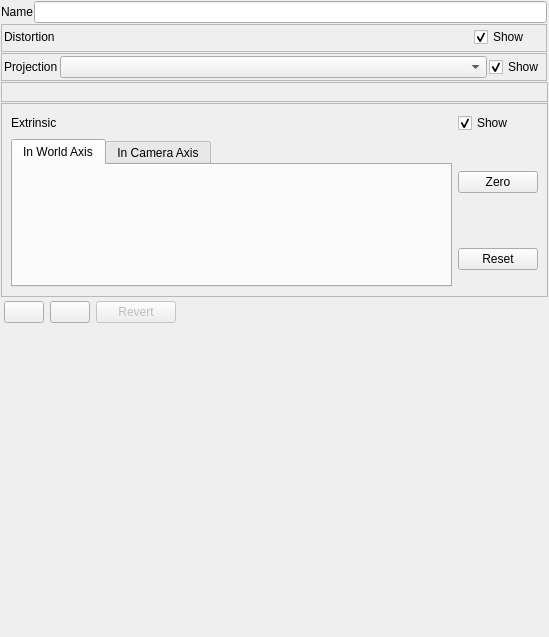
Qt form utils/distortioncorrector/cameraModelParametersControlWidget.ui (NickPenkrat/corecvs) before a commit.
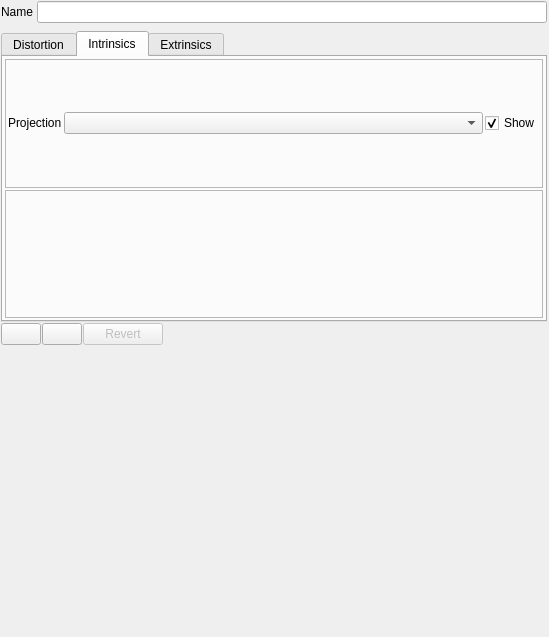
The same form after that commit. Icons and pictures are not drawn. Custom widgets are drawn as their Qt base class.

Patch:
```diff
--- a/utils/distortioncorrector/cameraModelParametersControlWidget.ui
+++ b/utils/distortioncorrector/cameraModelParametersControlWidget.ui
@@ -36,29 +36,270 @@
      </property>
     </widget>
    </item>
-   <item row="5" column="0" colspan="3">
-    <widget class="QFrame" name="projectionFrame">
-     <property name="sizePolicy">
-      <sizepolicy hsizetype="Preferred" vsizetype="Preferred">
-       <horstretch>0</horstretch>
-       <verstretch>0</verstretch>
-      </sizepolicy>
+   <item row="12" column="0" colspan="5">
+    <widget class="QTabWidget" name="tabWidget_2">
+     <property name="currentIndex">
+      <number>1</number>
      </property>
-     <property name="minimumSize">
-      <size>
-       <width>10</width>
-       <height>20</height>
-      </size>
-     </property>
-     <property name="frameShape">
-      <enum>QFrame::StyledPanel</enum>
-     </property>
-     <property name="frameShadow">
-      <enum>QFrame::Raised</enum>
-     </property>
+     <widget class="QWidget" name="tab_3">
+      <attribute name="title">
+       <string>Distortion</string>
+      </attribute>
+      <layout class="QGridLayout" name="gridLayout_4">
+       <item row="0" column="0">
+        <widget class="LensDistortionModelParametersControlWidget" name="lensDistortionWidget" native="true">
+         <property name="sizePolicy">
+          <sizepolicy hsizetype="Preferred" vsizetype="Minimum">
+           <horstretch>0</horstretch>
+           <verstretch>0</verstretch>
+          </sizepolicy>
+         </property>
+         <property name="minimumSize">
+          <size>
+           <width>0</width>
+           <height>0</height>
+          </size>
+         </property>
+        </widget>
+       </item>
+      </layout>
+     </widget>
+     <widget class="QWidget" name="tab_5">
+      <attribute name="title">
+       <string>Intrinsics</string>
+      </attribute>
+      <layout class="QVBoxLayout" name="verticalLayout">
+       <property name="spacing">
+        <number>2</number>
+       </property>
+       <property name="leftMargin">
+        <number>2</number>
+       </property>
+       <property name="topMargin">
+        <number>2</number>
+       </property>
+       <property name="rightMargin">
+        <number>2</number>
+       </property>
+       <property name="bottomMargin">
+        <number>2</number>
+       </property>
+       <item>
+        <widget class="QFrame" name="projectionTypeFrame">
+         <property name="sizePolicy">
+          <sizepolicy hsizetype="Preferred" vsizetype="Preferred">
+           <horstretch>0</horstretch>
+           <verstretch>0</verstretch>
+          </sizepolicy>
+         </property>
+         <property name="minimumSize">
+          <size>
+           <width>10</width>
+           <height>10</height>
+          </size>
+         </property>
+         <property name="frameShape">
+          <enum>QFrame::StyledPanel</enum>
+         </property>
+         <property name="frameShadow">
+          <enum>QFrame::Raised</enum>
+         </property>
+         <layout class="QGridLayout" name="gridLayout_6">
+          <property name="leftMargin">
+           <number>2</number>
+          </property>
+          <property name="topMargin">
+           <number>2</number>
+          </property>
+          <property name="rightMargin">
+           <number>2</number>
+          </property>
+          <property name="bottomMargin">
+           <number>2</number>
+          </property>
+          <property name="spacing">
+           <number>2</number>
+          </property>
+          <item row="0" column="0">
+           <widget class="QLabel" name="label_11">
+            <property name="sizePolicy">
+             <sizepolicy hsizetype="Fixed" vsizetype="Fixed">
+              <horstretch>0</horstretch>
+              <verstretch>0</verstretch>
+             </sizepolicy>
+            </property>
+            <property name="text">
+             <string>Projection</string>
+            </property>
+           </widget>
+          </item>
+          <item row="0" column="1">
+           <widget class="QComboBox" name="projectionTypeComboBox"/>
+          </item>
+          <item row="0" column="2">
+           <widget class="QCheckBox" name="showProjection">
+            <property name="sizePolicy">
+             <sizepolicy hsizetype="Maximum" vsizetype="Fixed">
+              <horstretch>0</horstretch>
+              <verstretch>0</verstretch>
+             </sizepolicy>
+            </property>
+            <property name="text">
+             <string>Show</string>
+            </property>
+            <property name="checked">
+             <bool>true</bool>
+            </property>
+           </widget>
+          </item>
+         </layout>
+        </widget>
+       </item>
+       <item>
+        <widget class="QFrame" name="projectionFrame">
+         <property name="sizePolicy">
+          <sizepolicy hsizetype="Preferred" vsizetype="Preferred">
+           <horstretch>0</horstretch>
+           <verstretch>0</verstretch>
+          </sizepolicy>
+         </property>
+         <property name="minimumSize">
+          <size>
+           <width>10</width>
+           <height>20</height>
+          </size>
+         </property>
+         <property name="frameShape">
+          <enum>QFrame::StyledPanel</enum>
+         </property>
+         <property name="frameShadow">
+          <enum>QFrame::Raised</enum>
+         </property>
+        </widget>
+       </item>
+      </layout>
+     </widget>
+     <widget class="QWidget" name="tab_4">
+      <attribute name="title">
+       <string>Extrinsics</string>
+      </attribute>
+      <layout class="QGridLayout" name="gridLayout_7">
+       <item row="0" column="0" rowspan="2">
+        <widget class="QTabWidget" name="tabWidget">
+         <property name="enabled">
+          <bool>true</bool>
+         </property>
+         <property name="sizePolicy">
+          <sizepolicy hsizetype="MinimumExpanding" vsizetype="MinimumExpanding">
+           <horstretch>0</horstretch>
+           <verstretch>0</verstretch>
+          </sizepolicy>
+         </property>
+         <property name="toolTip">
+          <string>&lt;html&gt;&lt;head/&gt;&lt;body&gt;&lt;p&gt;World Coordinate&lt;/p&gt;&lt;p&gt;&lt;br/&gt;&lt;/p&gt;&lt;/body&gt;&lt;/html&gt;</string>
+         </property>
+         <property name="currentIndex">
+          <number>0</number>
+         </property>
+         <widget class="QWidget" name="tab">
+          <attribute name="title">
+           <string>In World Axis</string>
+          </attribute>
+          <layout class="QGridLayout" name="gridLayout_2">
+           <item row="0" column="0">
+            <widget class="Affine3dControlWidget" name="extrinsicWorldWidget" native="true">
+             <property name="sizePolicy">
+              <sizepolicy hsizetype="Preferred" vsizetype="Fixed">
+               <horstretch>0</horstretch>
+               <verstretch>0</verstretch>
+              </sizepolicy>
+             </property>
+             <property name="minimumSize">
+              <size>
+               <width>0</width>
+               <height>100</height>
+              </size>
+             </property>
+            </widget>
+           </item>
+          </layout>
+         </widget>
+         <widget class="QWidget" name="tab_2">
+          <attribute name="title">
+           <string>In Camera Axis</string>
+          </attribute>
+          <layout class="QGridLayout" name="gridLayout_3">
+           <item row="0" column="0">
+            <widget class="Affine3dControlWidget" name="extrinsicCamWidget" native="true">
+             <property name="sizePolicy">
+              <sizepolicy hsizetype="Preferred" vsizetype="Fixed">
+               <horstretch>0</horstretch>
+               <verstretch>0</verstretch>
+              </sizepolicy>
+             </property>
+             <property name="minimumSize">
+              <size>
+               <width>0</width>
+               <height>100</height>
+              </size>
+             </property>
+            </widget>
+           </item>
+          </layout>
+         </widget>
+        </widget>
+       </item>
+       <item row="0" column="1">
+        <widget class="QPushButton" name="zeroExtrinsicsPushButton">
+         <property name="sizePolicy">
+          <sizepolicy hsizetype="Fixed" vsizetype="Fixed">
+           <horstretch>0</horstretch>
+           <verstretch>0</verstretch>
+          </sizepolicy>
+         </property>
+         <property name="toolTip">
+          <string>Sets all extrinsic parameteres to 0</string>
+         </property>
+         <property name="text">
+          <string>Zero</string>
+         </property>
+         <property name="icon">
+          <iconset resource="../../resources/main.qrc">
+           <normaloff>:/new/prefix1/bullet_blue.png</normaloff>:/new/prefix1/bullet_blue.png</iconset>
+         </property>
+         <property name="iconSize">
+          <size>
+           <width>24</width>
+           <height>24</height>
+          </size>
+         </property>
+        </widget>
+       </item>
+       <item row="1" column="1">
+        <widget class="QPushButton" name="resetExtrinsicsPushButton">
+         <property name="toolTip">
+          <string>Sets angles to default camera rotation</string>
+         </property>
+         <property name="text">
+          <string>Reset</string>
+         </property>
+         <property name="icon">
+          <iconset resource="../../resources/main.qrc">
+           <normaloff>:/new/prefix1/bullet_orange.png</normaloff>:/new/prefix1/bullet_orange.png</iconset>
+         </property>
+         <property name="iconSize">
+          <size>
+           <width>24</width>
+           <height>24</height>
+          </size>
+         </property>
+        </widget>
+       </item>
+      </layout>
+     </widget>
     </widget>
    </item>
-   <item row="14" column="0" colspan="3">
+   <item row="10" column="0" colspan="6">
     <widget class="QFrame" name="buttonFrame">
      <layout class="QHBoxLayout" name="horizontalLayout">
       <property name="leftMargin">
@@ -73,80 +314,13 @@
       <property name="bottomMargin">
        <number>3</number>
       </property>
-      <item>
-       <widget class="QPushButton" name="loadPushButton">
-        <property name="text">
-         <string/>
-        </property>
-        <property name="icon">
-         <iconset resource="../../resources/main.qrc">
-          <normaloff>:/new/prefix1/remove.png</normaloff>:/new/prefix1/remove.png</iconset>
-        </property>
-        <property name="iconSize">
-         <size>
-          <width>24</width>
-          <height>24</height>
-         </size>
-        </property>
-       </widget>
-      </item>
-      <item>
-       <widget class="QPushButton" name="savePushButton">
-        <property name="text">
-         <string/>
-        </property>
-        <property name="icon">
-         <iconset resource="../../resources/main.qrc">
-          <normaloff>:/new/prefix1/install.png</normaloff>:/new/prefix1/install.png</iconset>
-        </property>
-        <property name="iconSize">
-         <size>
-          <width>24</width>
-          <height>24</height>
-         </size>
-        </property>
-       </widget>
-      </item>
-      <item>
-       <widget class="QPushButton" name="revertButton">
-        <property name="enabled">
-         <bool>false</bool>
-        </property>
-        <property name="text">
-         <string>Revert</string>
-        </property>
-        <property name="icon">
-         <iconset resource="../../resources/main.qrc">
-          <normaloff>:/new/prefix1/refresh.png</normaloff>:/new/prefix1/refresh.png</iconset>
-        </property>
-        <property name="iconSize">
-         <size>
-          <width>24</width>
-          <height>24</height>
-         </size>
-        </property>
-       </widget>
-      </item>
-      <item>
-       <spacer name="horizontalSpacer">
-        <property name="orientation">
-         <enum>Qt::Horizontal</enum>
-        </property>
-        <property name="sizeHint" stdset="0">
-         <size>
-          <width>40</width>
-          <height>20</height>
-         </size>
-        </property>
-       </spacer>
-      </item>
      </layout>
     </widget>
    </item>
-   <item row="0" column="1">
+   <item row="0" column="4">
     <widget class="QLineEdit" name="cameraNameEdit"/>
    </item>
-   <item row="15" column="0" colspan="2">
+   <item row="15" column="0" colspan="5">
     <spacer name="verticalSpacer">
      <property name="orientation">
       <enum>Qt::Vertical</enum>
@@ -159,312 +333,76 @@
      </property>
     </spacer>
    </item>
-   <item row="13" column="0" colspan="3">
-    <widget class="QFrame" name="extrinsicsFrame">
-     <property name="sizePolicy">
-      <sizepolicy hsizetype="Preferred" vsizetype="Preferred">
-       <horstretch>0</horstretch>
-       <verstretch>0</verstretch>
-      </sizepolicy>
-     </property>
-     <property name="minimumSize">
-      <size>
-       <width>0</width>
-       <height>100</height>
-      </size>
-     </property>
-     <property name="frameShape">
-      <enum>QFrame::StyledPanel</enum>
-     </property>
-     <property name="frameShadow">
-      <enum>QFrame::Raised</enum>
-     </property>
-     <layout class="QGridLayout" name="gridLayout">
-      <item row="1" column="1">
-       <widget class="QPushButton" name="zeroExtrinsicsPushButton">
-        <property name="sizePolicy">
-         <sizepolicy hsizetype="Fixed" vsizetype="Fixed">
-          <horstretch>0</horstretch>
-          <verstretch>0</verstretch>
-         </sizepolicy>
-        </property>
-        <property name="toolTip">
-         <string>Sets all extrinsic parameteres to 0</string>
-        </property>
-        <property name="text">
-         <string>Zero</string>
-        </property>
-        <property name="icon">
-         <iconset resource="../../resources/main.qrc">
-          <normaloff>:/new/prefix1/bullet_blue.png</normaloff>:/new/prefix1/bullet_blue.png</iconset>
-        </property>
-        <property name="iconSize">
-         <size>
-          <width>24</width>
-          <height>24</height>
-         </size>
-        </property>
-       </widget>
-      </item>
-      <item row="2" column="1">
-       <widget class="QPushButton" name="resetExtrinsicsPushButton">
-        <property name="toolTip">
-         <string>Sets angles to default camera rotation</string>
-        </property>
-        <property name="text">
-         <string>Reset</string>
-        </property>
-        <property name="icon">
-         <iconset resource="../../resources/main.qrc">
-          <normaloff>:/new/prefix1/bullet_orange.png</normaloff>:/new/prefix1/bullet_orange.png</iconset>
-        </property>
-        <property name="iconSize">
-         <size>
-          <width>24</width>
-          <height>24</height>
-         </size>
-        </property>
-       </widget>
-      </item>
-      <item row="1" column="0" rowspan="2">
-       <widget class="QTabWidget" name="tabWidget">
-        <property name="enabled">
-         <bool>true</bool>
-        </property>
-        <property name="sizePolicy">
-         <sizepolicy hsizetype="MinimumExpanding" vsizetype="MinimumExpanding">
-          <horstretch>0</horstretch>
-          <verstretch>0</verstretch>
-         </sizepolicy>
-        </property>
-        <property name="toolTip">
-         <string>&lt;html&gt;&lt;head/&gt;&lt;body&gt;&lt;p&gt;World Coordinate&lt;/p&gt;&lt;p&gt;&lt;br/&gt;&lt;/p&gt;&lt;/body&gt;&lt;/html&gt;</string>
-        </property>
-        <property name="currentIndex">
-         <number>0</number>
-        </property>
-        <widget class="QWidget" name="tab">
-         <attribute name="title">
-          <string>In World Axis</string>
-         </attribute>
-         <layout class="QGridLayout" name="gridLayout_2">
-          <item row="0" column="0">
-           <widget class="Affine3dControlWidget" name="extrinsicWorldWidget" native="true">
-            <property name="sizePolicy">
-             <sizepolicy hsizetype="Preferred" vsizetype="Fixed">
-              <horstretch>0</horstretch>
-              <verstretch>0</verstretch>
-             </sizepolicy>
-            </property>
-            <property name="minimumSize">
-             <size>
-              <width>0</width>
-              <height>100</height>
-             </size>
-            </property>
-           </widget>
-          </item>
-         </layout>
-        </widget>
-        <widget class="QWidget" name="tab_2">
-         <attribute name="title">
-          <string>In Camera Axis</string>
-         </attribute>
-         <layout class="QGridLayout" name="gridLayout_3">
-          <item row="0" column="0">
-           <widget class="Affine3dControlWidget" name="extrinsicCamWidget" native="true">
-            <property name="sizePolicy">
-             <sizepolicy hsizetype="Preferred" vsizetype="Fixed">
-              <horstretch>0</horstretch>
-              <verstretch>0</verstretch>
-             </sizepolicy>
-            </property>
-            <property name="minimumSize">
-             <size>
-              <width>0</width>
-              <height>100</height>
-             </size>
-            </property>
-           </widget>
-          </item>
-         </layout>
-        </widget>
-       </widget>
-      </item>
-      <item row="0" column="0">
-       <widget class="QLabel" name="label_4">
-        <property name="text">
-         <string>Extrinsic</string>
-        </property>
-       </widget>
-      </item>
-      <item row="0" column="1">
-       <widget class="QCheckBox" name="showExtrinsicsCheckBox">
-        <property name="sizePolicy">
-         <sizepolicy hsizetype="Maximum" vsizetype="Fixed">
-          <horstretch>0</horstretch>
-          <verstretch>0</verstretch>
-         </sizepolicy>
-        </property>
-        <property name="text">
-         <string>Show</string>
-        </property>
-        <property name="checked">
-         <bool>true</bool>
-        </property>
-       </widget>
-      </item>
-     </layout>
-    </widget>
-   </item>
-   <item row="3" column="0" colspan="2">
-    <widget class="QFrame" name="projectionTypeFrame">
-     <property name="sizePolicy">
-      <sizepolicy hsizetype="Preferred" vsizetype="Fixed">
-       <horstretch>0</horstretch>
-       <verstretch>0</verstretch>
-      </sizepolicy>
-     </property>
-     <property name="minimumSize">
-      <size>
-       <width>10</width>
-       <height>10</height>
-      </size>
-     </property>
-     <property name="frameShape">
-      <enum>QFrame::StyledPanel</enum>
-     </property>
-     <property name="frameShadow">
-      <enum>QFrame::Raised</enum>
-     </property>
-     <layout class="QGridLayout" name="gridLayout_6">
-      <property name="leftMargin">
-       <number>2</number>
-      </property>
-      <property name="topMargin">
-       <number>2</number>
-      </property>
-      <property name="rightMargin">
-       <number>2</number>
-      </property>
-      <property name="bottomMargin">
-       <number>2</number>
-      </property>
-      <property name="spacing">
-       <number>2</number>
-      </property>
-      <item row="0" column="0">
-       <widget class="QLabel" name="label_11">
-        <property name="sizePolicy">
-         <sizepolicy hsizetype="Fixed" vsizetype="Fixed">
-          <horstretch>0</horstretch>
-          <verstretch>0</verstretch>
-         </sizepolicy>
-        </property>
-        <property name="text">
-         <string>Projection</string>
-        </property>
-       </widget>
-      </item>
-      <item row="0" column="1">
-       <widget class="QComboBox" name="projectionTypeComboBox"/>
-      </item>
-      <item row="0" column="2">
-       <widget class="QCheckBox" name="showProjection">
-        <property name="sizePolicy">
-         <sizepolicy hsizetype="Maximum" vsizetype="Fixed">
-          <horstretch>0</horstretch>
-          <verstretch>0</verstretch>
-         </sizepolicy>
-        </property>
-        <property name="text">
-         <string>Show</string>
-        </property>
-        <property name="checked">
-         <bool>true</bool>
-        </property>
-       </widget>
-      </item>
-     </layout>
-    </widget>
-   </item>
-   <item row="1" column="0" colspan="2">
-    <widget class="QFrame" name="distortionFrame">
-     <property name="sizePolicy">
-      <sizepolicy hsizetype="Preferred" vsizetype="Preferred">
-       <horstretch>0</horstretch>
-       <verstretch>0</verstretch>
-      </sizepolicy>
-     </property>
-     <property name="minimumSize">
-      <size>
-       <width>20</width>
-       <height>20</height>
-      </size>
-     </property>
-     <property name="frameShape">
-      <enum>QFrame::StyledPanel</enum>
-     </property>
-     <property name="frameShadow">
-      <enum>QFrame::Raised</enum>
-     </property>
-     <layout class="QGridLayout" name="gridLayout_5">
-      <property name="leftMargin">
-       <number>2</number>
-      </property>
-      <property name="topMargin">
-       <number>2</number>
-      </property>
-      <property name="rightMargin">
-       <number>2</number>
-      </property>
-      <property name="bottomMargin">
-       <number>2</number>
-      </property>
-      <property name="spacing">
-       <number>2</number>
-      </property>
-      <item row="0" column="0">
-       <widget class="QLabel" name="label">
-        <property name="text">
-         <string>Distortion</string>
-        </property>
-       </widget>
-      </item>
-      <item row="1" column="0" colspan="2">
-       <widget class="LensDistortionModelParametersControlWidget" name="lensDistortionWidget" native="true">
-        <property name="sizePolicy">
-         <sizepolicy hsizetype="Preferred" vsizetype="Minimum">
-          <horstretch>0</horstretch>
-          <verstretch>0</verstretch>
-         </sizepolicy>
-        </property>
-        <property name="minimumSize">
-         <size>
-          <width>0</width>
-          <height>0</height>
-         </size>
-        </property>
-       </widget>
-      </item>
-      <item row="0" column="1">
-       <widget class="QCheckBox" name="showDistortionCheckBox">
-        <property name="maximumSize">
-         <size>
-          <width>70</width>
-          <height>16777215</height>
-         </size>
-        </property>
-        <property name="text">
-         <string>Show</string>
-        </property>
-        <property name="checked">
-         <bool>true</bool>
-        </property>
-       </widget>
-      </item>
-     </layout>
-    </widget>
+   <item row="13" column="0" colspan="5">
+    <layout class="QHBoxLayout" name="buttonLayout">
+     <item>
+      <widget class="QPushButton" name="loadPushButton">
+       <property name="text">
+        <string/>
+       </property>
+       <property name="icon">
+        <iconset resource="../../resources/main.qrc">
+         <normaloff>:/new/prefix1/remove.png</normaloff>:/new/prefix1/remove.png</iconset>
+       </property>
+       <property name="iconSize">
+        <size>
+         <width>24</width>
+         <height>24</height>
+        </size>
+       </property>
+      </widget>
+     </item>
+     <item>
+      <widget class="QPushButton" name="savePushButton">
+       <property name="text">
+        <string/>
+       </property>
+       <property name="icon">
+        <iconset resource="../../resources/main.qrc">
+         <normaloff>:/new/prefix1/install.png</normaloff>:/new/prefix1/install.png</iconset>
+       </property>
+       <property name="iconSize">
+        <size>
+         <width>24</width>
+         <height>24</height>
+        </size>
+       </property>
+      </widget>
+     </item>
+     <item>
+      <widget class="QPushButton" name="revertButton">
+       <property name="enabled">
+        <bool>false</bool>
+       </property>
+       <property name="text">
+        <string>Revert</string>
+       </property>
+       <property name="icon">
+        <iconset resource="../../resources/main.qrc">
+         <normaloff>:/new/prefix1/refresh.png</normaloff>:/new/prefix1/refresh.png</iconset>
+       </property>
+       <property name="iconSize">
+        <size>
+         <width>24</width>
+         <height>24</height>
+        </size>
+       </property>
+      </widget>
+     </item>
+     <item>
+      <spacer name="horizontalSpacer">
+       <property name="orientation">
+        <enum>Qt::Horizontal</enum>
+       </property>
+       <property name="sizeHint" stdset="0">
+        <size>
+         <width>40</width>
+         <height>20</height>
+        </size>
+       </property>
+      </spacer>
+     </item>
+    </layout>
    </item>
   </layout>
  </widget>
```
